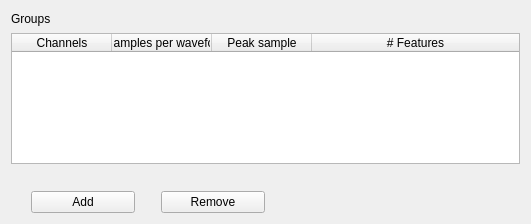
The window that src/ndmanager/src/spikelayout.ui (Gravios/neurosuite-3) describes before a commit, drawn with Qt 5.
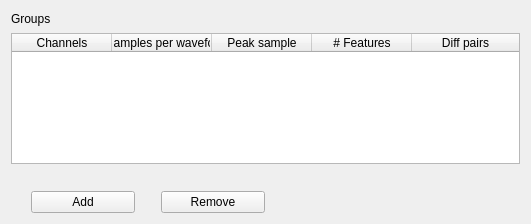
The same window after the commit.

```diff
--- a/src/ndmanager/src/spikelayout.ui
+++ b/src/ndmanager/src/spikelayout.ui
@@ -49,7 +49,7 @@
         <number>0</number>
        </property>
        <property name="columnCount">
-        <number>4</number>
+        <number>5</number>
        </property>
        <attribute name="horizontalHeaderStretchLastSection">
         <bool>true</bool>
@@ -74,6 +74,11 @@
          <string># Features</string>
         </property>
        </column>
+       <column>
+        <property name="text">
+         <string>Diff pairs</string>
+        </property>
+       </column>
       </widget>
      </item>
      <item row="3" column="0">
```
